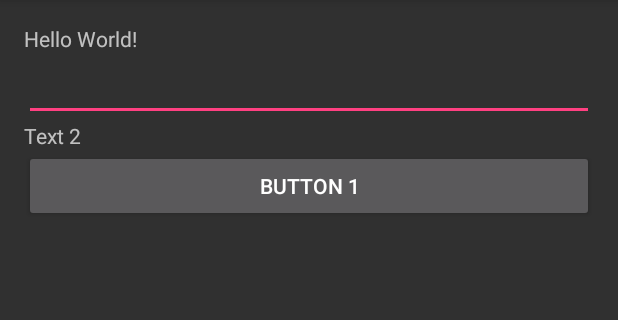
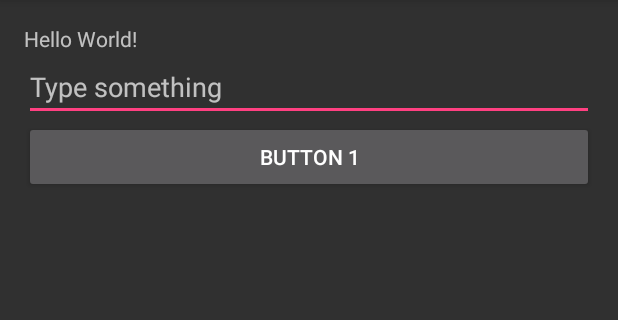
Before and after one commit to mukeshmk/AndroidStudioProjects, an Android app: the screen it shows after launch (MainActivity), on a phone screen of 412 x 824 dp, the part 84-404 px from its top. Run offline under Robolectric (Android 15) with nearby library versions, the phone set to English and light mode, and no system bars.

Commit message:
Linear Layout - Complete
Linear Layout - Complete

```diff
--- a/LabEx04/app/src/main/res/layout/activity_main.xml
+++ b/LabEx04/app/src/main/res/layout/activity_main.xml
@@ -14,17 +14,14 @@
     <TextView
         android:layout_width="wrap_content"
         android:layout_height="wrap_content"
-        android:text="Hello World!" />
+        android:text="Hello World!"
+        />
 
     <EditText
         android:layout_width="match_parent"
         android:layout_height="wrap_content"
+        android:hint="Type something"
         />
-
-    <TextView
-        android:layout_width="match_parent"
-        android:layout_height="wrap_content"
-        android:text="Text 2" />
 
     <Button
         android:layout_width="match_parent"
```
